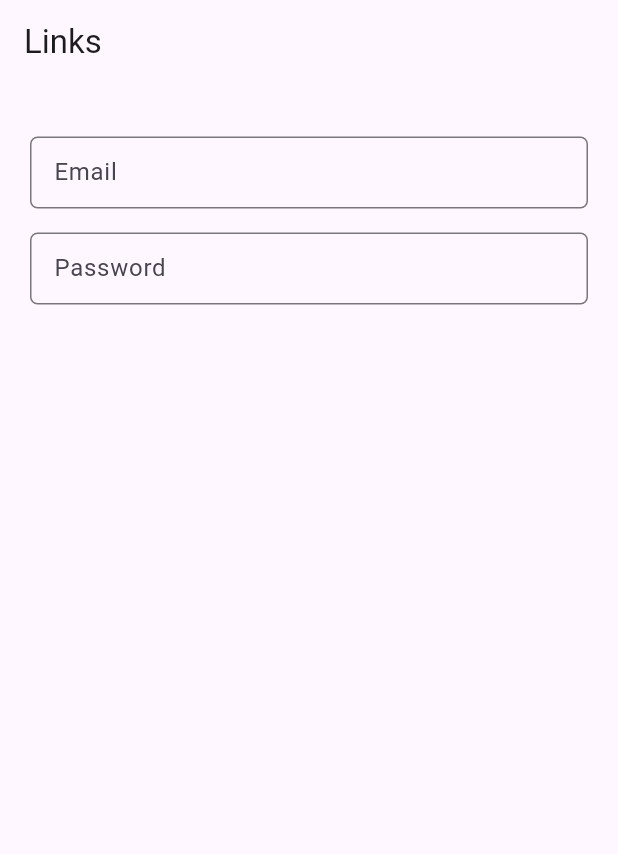
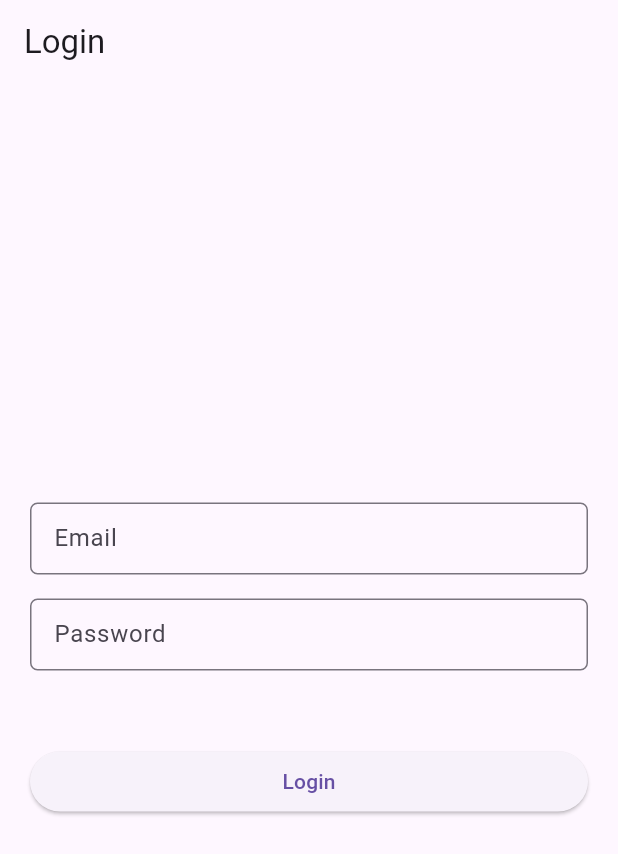
Before and after one commit to kouseina/flutter-offline-mode, a Flutter app: the screen it shows after launch, on a phone screen of 412 x 824 dp. Shown: the top 854 px of the screen. Run offline on Flutter 3.47's test engine with Material 3 defaults, Android fonts, the phone set to English and light mode, and no system bars; our stand-ins replace realm; generated files the repository leaves out were written again.

Commit message:
feat(login): add login form validate

```diff
--- a/lib/modules/login_page.dart
+++ b/lib/modules/login_page.dart
@@ -1,4 +1,5 @@
 import 'package:flutter/material.dart';
+import 'package:flutter_realm/modules/home_page.dart';
 import 'package:flutter_realm/widgets/main_textfield_widget.dart';
 
 class LoginPage extends StatefulWidget {
@@ -30,25 +31,31 @@ class _LoginPageState extends State<LoginPage> {
     passwordController.dispose();
   }
 
+  void onLogin() {
+    if (!_formKey.currentState!.validate()) return;
+
+    Navigator.pushReplacement(
+        context,
+        MaterialPageRoute(
+          builder: (context) => const HomePage(),
+        ));
+  }
+
   @override
   Widget build(BuildContext context) {
     return Scaffold(
       appBar: AppBar(
-        title: const Text("Links"),
+        title: const Text("Login"),
       ),
       body: SafeArea(
         child: Padding(
           padding: const EdgeInsets.symmetric(horizontal: 20),
+          child: Form(
+            key: _formKey,
+            autovalidateMode: AutovalidateMode.onUserInteraction,
             child: Column(
-            crossAxisAlignment: CrossAxisAlignment.start,
+              mainAxisAlignment: MainAxisAlignment.center,
               children: [
-              Form(
-                key: _formKey,
-                child: Column(
-                  children: [
-                    const SizedBox(
-                      height: 35,
-                    ),
                 MainTextFieldWidget(
                   controller: emailController,
                   labelText: "Email",
@@ -62,13 +69,21 @@ class _LoginPageState extends State<LoginPage> {
                   labelText: "Password",
                   obscureText: true,
                 ),
-                  ],
+                const SizedBox(
+                  height: 50,
+                ),
+                SizedBox(
+                  width: double.infinity,
+                  child: ElevatedButton(
+                    onPressed: onLogin,
+                    child: const Text("Login"),
                   ),
                 ),
               ],
             ),
           ),
         ),
+      ),
     );
   }
 }
```
Lines whose indentation alone changed are shown as unchanged.
